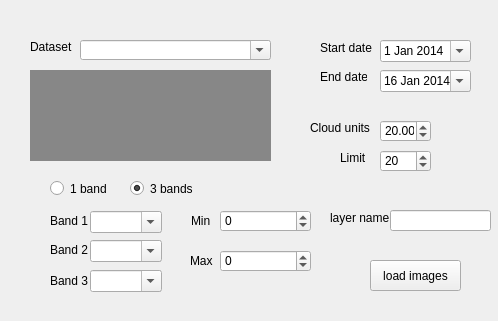
Before: the Qt Designer form ui/downloadGUI.ui in dima4914/gee, drawn with Qt 5.
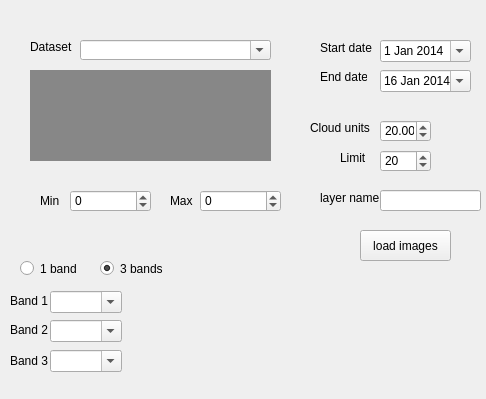
After: the same form once the commit is applied.

Commit message: Fixed datasets info

```diff
--- a/ui/downloadGUI.ui
+++ b/ui/downloadGUI.ui
@@ -6,8 +6,8 @@
    <rect>
     <x>0</x>
     <y>0</y>
-    <width>498</width>
-    <height>321</height>
+    <width>486</width>
+    <height>399</height>
    </rect>
   </property>
   <property name="windowTitle">
@@ -48,8 +48,8 @@
   <widget class="QLabel" name="label_2">
    <property name="geometry">
     <rect>
-     <x>50</x>
-     <y>210</y>
+     <x>10</x>
+     <y>290</y>
      <width>47</width>
      <height>21</height>
     </rect>
@@ -88,8 +88,8 @@
   <widget class="QComboBox" name="B1">
    <property name="geometry">
     <rect>
-     <x>90</x>
-     <y>211</y>
+     <x>50</x>
+     <y>291</y>
      <width>69</width>
      <height>20</height>
     </rect>
@@ -101,14 +101,14 @@
     <enum>QComboBox::AdjustToContents</enum>
    </property>
    <property name="minimumContentsLength">
-    <number>3</number>
+    <number>0</number>
    </property>
   </widget>
   <widget class="QComboBox" name="B2">
    <property name="geometry">
     <rect>
-     <x>90</x>
-     <y>240</y>
+     <x>50</x>
+     <y>320</y>
      <width>69</width>
      <height>20</height>
     </rect>
@@ -123,8 +123,8 @@
   <widget class="QComboBox" name="B3">
    <property name="geometry">
     <rect>
-     <x>90</x>
-     <y>270</y>
+     <x>50</x>
+     <y>350</y>
      <width>69</width>
      <height>20</height>
     </rect>
@@ -151,8 +151,8 @@
   <widget class="QPushButton" name="loadButton">
    <property name="geometry">
     <rect>
-     <x>370</x>
-     <y>260</y>
+     <x>360</x>
+     <y>230</y>
      <width>91</width>
      <height>31</height>
     </rect>
@@ -304,8 +304,8 @@
   <widget class="QLabel" name="label_7">
    <property name="geometry">
     <rect>
-     <x>50</x>
-     <y>240</y>
+     <x>10</x>
+     <y>320</y>
      <width>47</width>
      <height>20</height>
     </rect>
@@ -317,8 +317,8 @@
   <widget class="QLabel" name="label_8">
    <property name="geometry">
     <rect>
-     <x>50</x>
-     <y>270</y>
+     <x>10</x>
+     <y>350</y>
      <width>47</width>
      <height>21</height>
     </rect>
@@ -330,8 +330,8 @@
   <widget class="QRadioButton" name="radio1">
    <property name="geometry">
     <rect>
-     <x>50</x>
-     <y>180</y>
+     <x>20</x>
+     <y>260</y>
      <width>82</width>
      <height>17</height>
     </rect>
@@ -343,8 +343,8 @@
   <widget class="QRadioButton" name="radio3">
    <property name="geometry">
     <rect>
-     <x>130</x>
-     <y>180</y>
+     <x>100</x>
+     <y>260</y>
      <width>82</width>
      <height>17</height>
     </rect>
@@ -359,8 +359,8 @@
   <widget class="QLabel" name="label_9">
    <property name="geometry">
     <rect>
-     <x>330</x>
-     <y>210</y>
+     <x>320</x>
+     <y>190</y>
      <width>61</width>
      <height>16</height>
     </rect>
@@ -372,8 +372,8 @@
   <widget class="QLineEdit" name="layerName">
    <property name="geometry">
     <rect>
-     <x>390</x>
-     <y>210</y>
+     <x>380</x>
+     <y>190</y>
      <width>101</width>
      <height>21</height>
     </rect>
@@ -382,9 +382,9 @@
   <widget class="QSpinBox" name="minBox">
    <property name="geometry">
     <rect>
-     <x>220</x>
-     <y>210</y>
-     <width>91</width>
+     <x>70</x>
+     <y>190</y>
+     <width>81</width>
      <height>22</height>
     </rect>
    </property>
@@ -401,9 +401,9 @@
   <widget class="QSpinBox" name="maxBox">
    <property name="geometry">
     <rect>
-     <x>220</x>
-     <y>250</y>
-     <width>91</width>
+     <x>200</x>
+     <y>190</y>
+     <width>81</width>
      <height>22</height>
     </rect>
    </property>
@@ -420,8 +420,8 @@
   <widget class="QLabel" name="label_10">
    <property name="geometry">
     <rect>
-     <x>191</x>
-     <y>210</y>
+     <x>40</x>
+     <y>190</y>
      <width>31</width>
      <height>21</height>
     </rect>
@@ -433,8 +433,8 @@
   <widget class="QLabel" name="label_11">
    <property name="geometry">
     <rect>
-     <x>190</x>
-     <y>250</y>
+     <x>170</x>
+     <y>190</y>
      <width>47</width>
      <height>21</height>
     </rect>
```
The commit also changes 1 other file.
